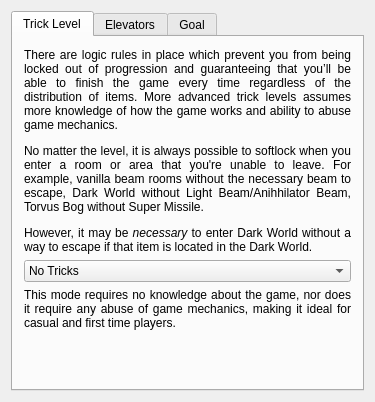
This is randovania/gui/logic_settings_window.ui in randovania/randovania as Qt 5 draws it before an edit. The edited form follows.
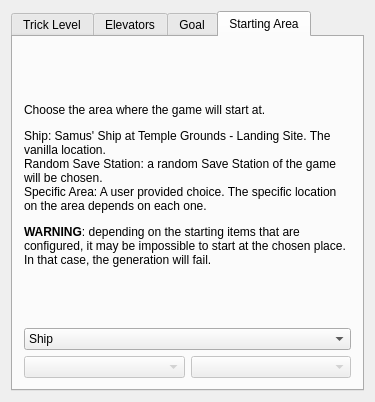
This is the edited form.

Commit message:
Add GUI options to choose where you start the game
Resolve #41

The edit to the form file:
```diff
--- a/randovania/gui/logic_settings_window.ui
+++ b/randovania/gui/logic_settings_window.ui
@@ -24,7 +24,7 @@
     <item>
      <widget class="QTabWidget" name="tab_widget">
       <property name="currentIndex">
-       <number>0</number>
+       <number>3</number>
       </property>
       <widget class="QWidget" name="trick_level_tab">
        <attribute name="title">
@@ -207,6 +207,60 @@
         </item>
        </layout>
       </widget>
+      <widget class="QWidget" name="starting_area_tab">
+       <attribute name="title">
+        <string>Starting Area</string>
+       </attribute>
+       <layout class="QVBoxLayout" name="starting_area_layout">
+        <item>
+         <widget class="QLabel" name="startingarea_description">
+          <property name="text">
+           <string>&lt;html&gt;&lt;head/&gt;&lt;body&gt;&lt;p&gt;Choose the area where the game will start at.&lt;/p&gt;&lt;p&gt;Ship: Samus' Ship at Temple Grounds - Landing Site. The vanilla location.&lt;br/&gt;Random Save Station: a random Save Station of the game will be chosen.&lt;br/&gt;Specific Area: A user provided choice. The specific location on the area depends on each one.&lt;/p&gt;&lt;p&gt;&lt;span style=&quot; font-weight:600;&quot;&gt;WARNING&lt;/span&gt;: depending on the starting items that are configured, it may be impossible to start at the chosen place. In that case, the generation will fail.&lt;/p&gt;&lt;/body&gt;&lt;/html&gt;</string>
+          </property>
+          <property name="wordWrap">
+           <bool>true</bool>
+          </property>
+         </widget>
+        </item>
+        <item>
+         <widget class="QComboBox" name="startingarea_combo">
+          <item>
+           <property name="text">
+            <string>Ship</string>
+           </property>
+          </item>
+          <item>
+           <property name="text">
+            <string>Random Save Station</string>
+           </property>
+          </item>
+          <item>
+           <property name="text">
+            <string>Specific Area (Choose Below)</string>
+           </property>
+          </item>
+         </widget>
+        </item>
+        <item>
+         <layout class="QHBoxLayout" name="specific_starting_layout">
+          <item>
+           <widget class="QComboBox" name="specific_starting_world_combo">
+            <property name="enabled">
+             <bool>false</bool>
+            </property>
+           </widget>
+          </item>
+          <item>
+           <widget class="QComboBox" name="specific_starting_area_combo">
+            <property name="enabled">
+             <bool>false</bool>
+            </property>
+           </widget>
+          </item>
+         </layout>
+        </item>
+       </layout>
+      </widget>
      </widget>
     </item>
    </layout>
```
The commit also changes 2 other files.
